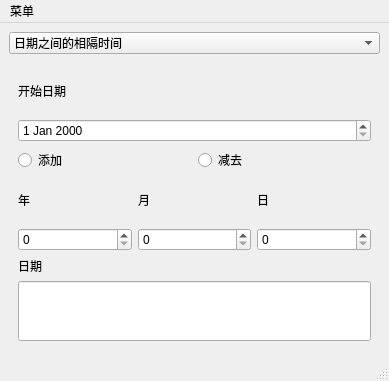
The window that Calculator/date.ui (HarveyLoradom/Code) describes before a commit, drawn with Qt 5.
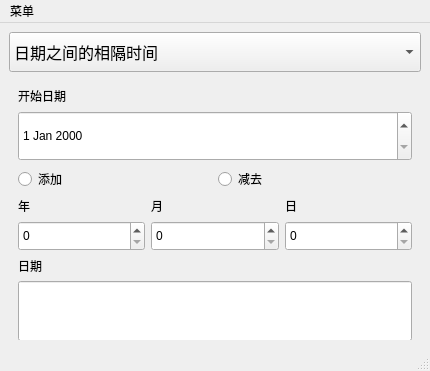
The same window after the commit. The open tabs and pages were chosen to show the change. Icons and pictures are not drawn.

Patch:
```diff
--- a/Calculator/date.ui
+++ b/Calculator/date.ui
@@ -6,10 +6,28 @@
    <rect>
     <x>0</x>
     <y>0</y>
-    <width>389</width>
-    <height>381</height>
+    <width>430</width>
+    <height>371</height>
    </rect>
   </property>
+  <property name="sizePolicy">
+   <sizepolicy hsizetype="Minimum" vsizetype="Minimum">
+    <horstretch>0</horstretch>
+    <verstretch>0</verstretch>
+   </sizepolicy>
+  </property>
+  <property name="minimumSize">
+   <size>
+    <width>430</width>
+    <height>371</height>
+   </size>
+  </property>
+  <property name="maximumSize">
+   <size>
+    <width>430</width>
+    <height>371</height>
+   </size>
+  </property>
   <property name="windowTitle">
    <string>MainWindow</string>
   </property>
@@ -19,6 +37,30 @@
      <layout class="QVBoxLayout" name="verticalLayout_5">
       <item>
        <widget class="QComboBox" name="ComboxChoice">
+        <property name="minimumSize">
+         <size>
+          <width>0</width>
+          <height>40</height>
+         </size>
+        </property>
+        <property name="font">
+         <font>
+          <pointsize>12</pointsize>
+          <bold>false</bold>
+         </font>
+        </property>
+        <property name="maxVisibleItems">
+         <number>12</number>
+        </property>
+        <property name="sizeAdjustPolicy">
+         <enum>QComboBox::SizeAdjustPolicy::AdjustToContentsOnFirstShow</enum>
+        </property>
+        <property name="iconSize">
+         <size>
+          <width>20</width>
+          <height>20</height>
+         </size>
+        </property>
         <item>
          <property name="text">
           <string>日期之间的相隔时间</string>
@@ -107,7 +149,14 @@
                </widget>
               </item>
               <item>
-               <widget class="QDateEdit" name="StartedDate"/>
+               <widget class="QDateEdit" name="StartedDate">
+                <property name="minimumSize">
+                 <size>
+                  <width>0</width>
+                  <height>50</height>
+                 </size>
+                </property>
+               </widget>
               </item>
              </layout>
             </item>
@@ -141,7 +190,14 @@
                  </widget>
                 </item>
                 <item>
-                 <widget class="QSpinBox" name="spinYear"/>
+                 <widget class="QSpinBox" name="spinYear">
+                  <property name="minimumSize">
+                   <size>
+                    <width>0</width>
+                    <height>30</height>
+                   </size>
+                  </property>
+                 </widget>
                 </item>
                </layout>
               </item>
@@ -155,7 +211,14 @@
                  </widget>
                 </item>
                 <item>
-                 <widget class="QSpinBox" name="spinMonth"/>
+                 <widget class="QSpinBox" name="spinMonth">
+                  <property name="minimumSize">
+                   <size>
+                    <width>0</width>
+                    <height>30</height>
+                   </size>
+                  </property>
+                 </widget>
                 </item>
                </layout>
               </item>
@@ -169,7 +232,14 @@
                  </widget>
                 </item>
                 <item>
-                 <widget class="QSpinBox" name="spinDay"/>
+                 <widget class="QSpinBox" name="spinDay">
+                  <property name="minimumSize">
+                   <size>
+                    <width>0</width>
+                    <height>30</height>
+                   </size>
+                  </property>
+                 </widget>
                 </item>
                </layout>
               </item>
@@ -192,6 +262,12 @@
                   <height>60</height>
                  </size>
                 </property>
+                <property name="font">
+                 <font>
+                  <pointsize>15</pointsize>
+                  <bold>true</bold>
+                 </font>
+                </property>
                </widget>
               </item>
              </layout>
@@ -211,7 +287,7 @@
     <rect>
      <x>0</x>
      <y>0</y>
-     <width>389</width>
+     <width>430</width>
      <height>25</height>
     </rect>
    </property>
```
Left out of the diff: 28 changed lines with no effect on the pictures.
